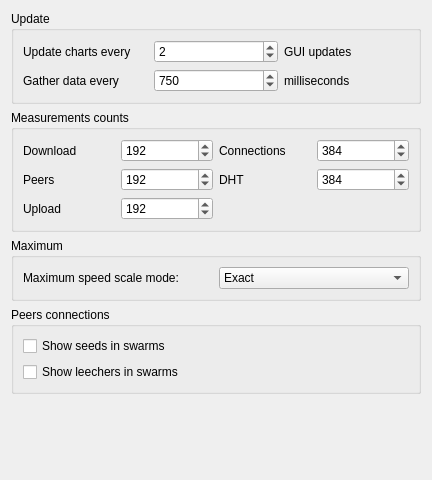
First picture: the form in plugins/stats/Settings.ui, repository KDE/ktorrent, before the edit.
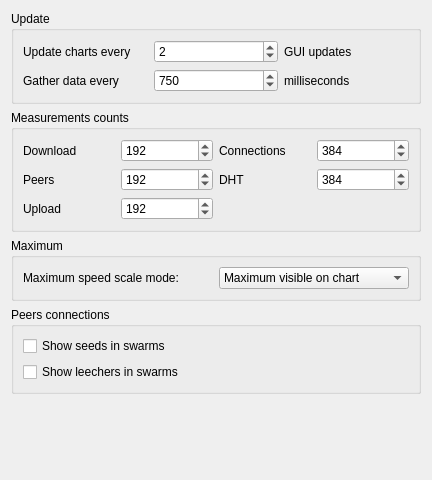
Second picture: the form after the edit.

```diff
--- a/plugins/stats/Settings.ui
+++ b/plugins/stats/Settings.ui
@@ -273,8 +273,8 @@
            </property>
           </item>
           <item>
-           <property name="text" >
-            <string>Exact</string>
+           <property name="text">
+            <string>Maximum visible on chart</string>
            </property>
           </item>
          </widget>
```
Left out of the diff: 112 changed lines with no effect on the pictures.
